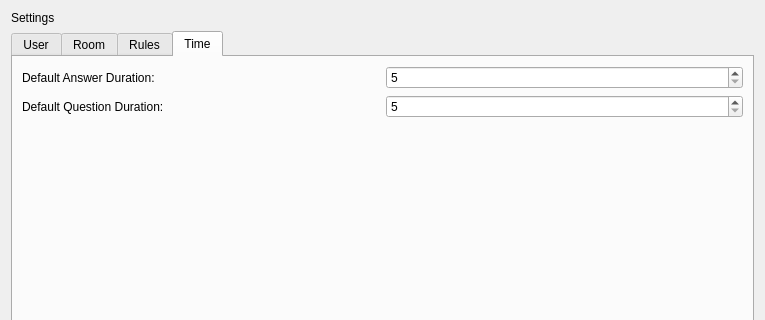
Old version of the form singleplayerscreen.ui in the repository VoiceShifter/SiGame; both pictures show x 0 to 765 and y 0 to 320 of the 765 by 520 pixel window.
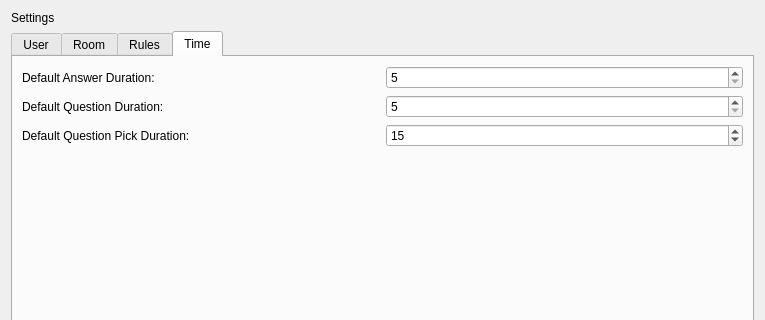
New version of the form. The open tabs and pages were chosen to show the change.

What changed in the file:
```diff
--- a/singleplayerscreen.ui
+++ b/singleplayerscreen.ui
@@ -293,6 +293,36 @@
          </item>
         </layout>
        </item>
+       <item>
+        <layout class="QHBoxLayout" name="questionPickDurationLayout">
+         <item>
+          <widget class="QLabel" name="questionPickDurationLabel">
+           <property name="minimumSize">
+            <size>
+             <width>200</width>
+             <height>0</height>
+            </size>
+           </property>
+           <property name="text">
+            <string>Default Question Pick Duration:</string>
+           </property>
+          </widget>
+         </item>
+         <item>
+          <widget class="QSpinBox" name="questionPickDurationSpinBox">
+           <property name="minimum">
+            <number>5</number>
+           </property>
+           <property name="maximum">
+            <number>60</number>
+           </property>
+           <property name="value">
+            <number>15</number>
+           </property>
+          </widget>
+         </item>
+        </layout>
+       </item>
        <item>
         <spacer name="timeTabSpacer">
          <property name="orientation">
```
